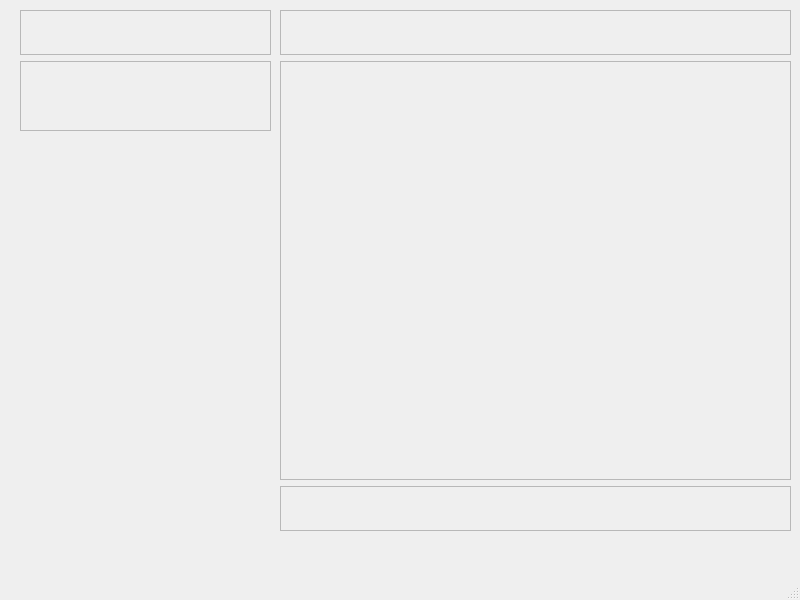
Before: the Qt Designer form Client/interface/mainwindow.ui in SofiMi/Messenger, drawn with Qt 5.
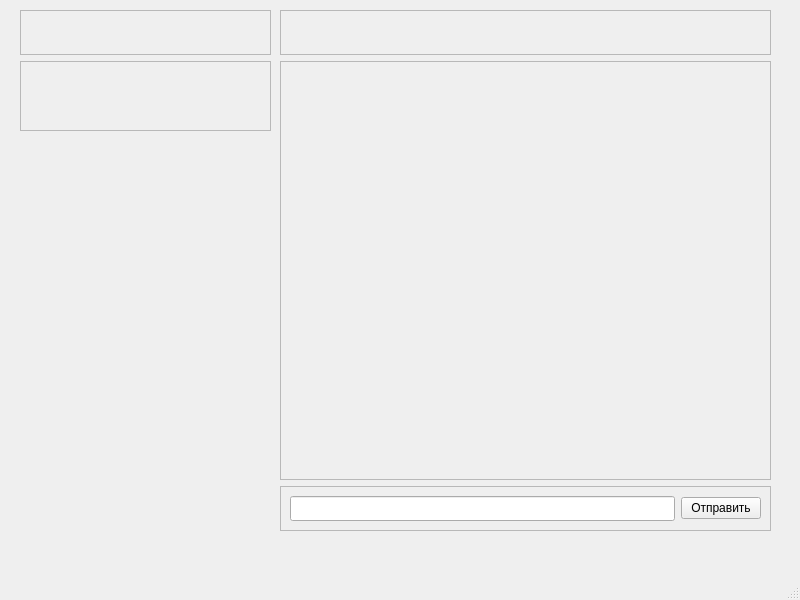
After: the same form once the commit is applied.

What changed in the file:
```diff
--- a/Client/interface/mainwindow.ui
+++ b/Client/interface/mainwindow.ui
@@ -14,7 +14,7 @@
    <string>MainWindow</string>
   </property>
   <widget class="QWidget" name="centralwidget">
-   <widget class="QWidget" name="">
+   <widget class="QWidget" name="layoutWidget">
     <property name="geometry">
      <rect>
       <x>20</x>
@@ -65,12 +65,12 @@
      </item>
     </layout>
    </widget>
-   <widget class="QWidget" name="">
+   <widget class="QWidget" name="layoutWidget">
     <property name="geometry">
      <rect>
       <x>280</x>
       <y>10</y>
-      <width>511</width>
+      <width>491</width>
       <height>521</height>
      </rect>
     </property>
@@ -107,14 +107,14 @@
          <rect>
           <x>0</x>
           <y>0</y>
-          <width>507</width>
-          <height>415</height>
+          <width>487</width>
+          <height>413</height>
          </rect>
         </property>
        </widget>
       </widget>
      </item>
-     <item>
+     <item alignment="Qt::AlignTop">
       <widget class="QFrame" name="frame_3">
        <property name="minimumSize">
         <size>
@@ -125,7 +125,7 @@
        <property name="maximumSize">
         <size>
          <width>16777215</width>
-         <height>45</height>
+         <height>16777215</height>
         </size>
        </property>
        <property name="frameShape">
@@ -134,6 +134,29 @@
        <property name="frameShadow">
         <enum>QFrame::Raised</enum>
        </property>
+       <layout class="QVBoxLayout" name="verticalLayout_2">
+        <item>
+         <layout class="QHBoxLayout" name="horizontalLayout">
+          <item>
+           <widget class="QLineEdit" name="InputMsg">
+            <property name="sizePolicy">
+             <sizepolicy hsizetype="Expanding" vsizetype="Expanding">
+              <horstretch>0</horstretch>
+              <verstretch>0</verstretch>
+             </sizepolicy>
+            </property>
+           </widget>
+          </item>
+          <item>
+           <widget class="QPushButton" name="SendMsg">
+            <property name="text">
+             <string>Отправить</string>
+            </property>
+           </widget>
+          </item>
+         </layout>
+        </item>
+       </layout>
       </widget>
      </item>
     </layout>
```
